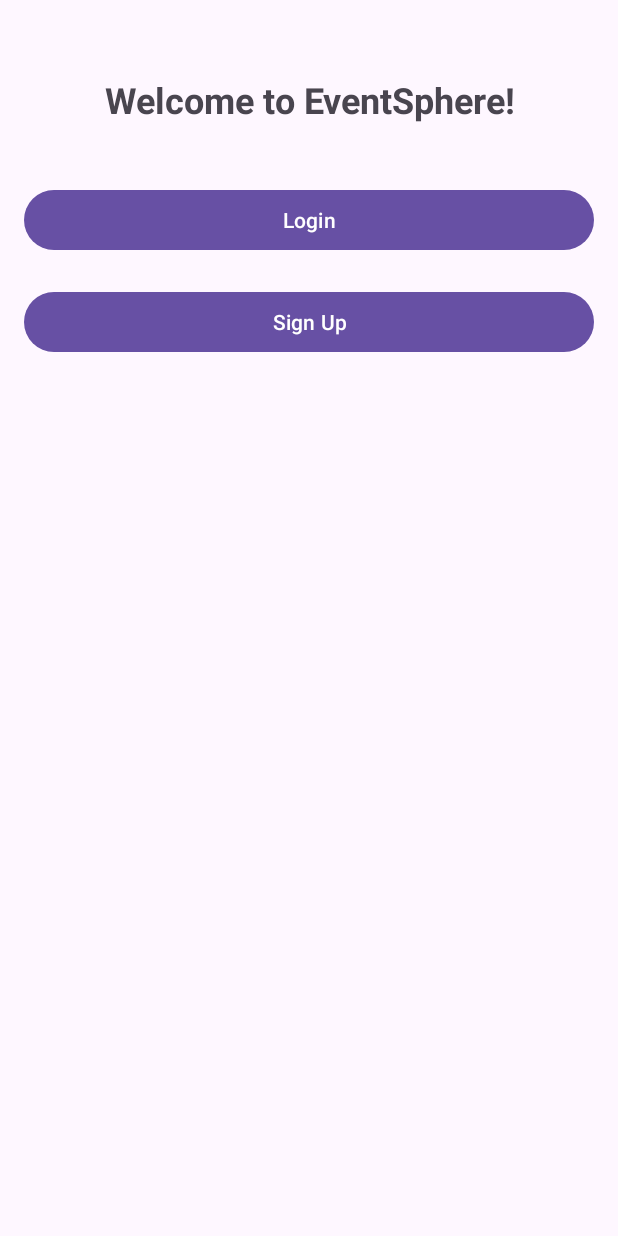
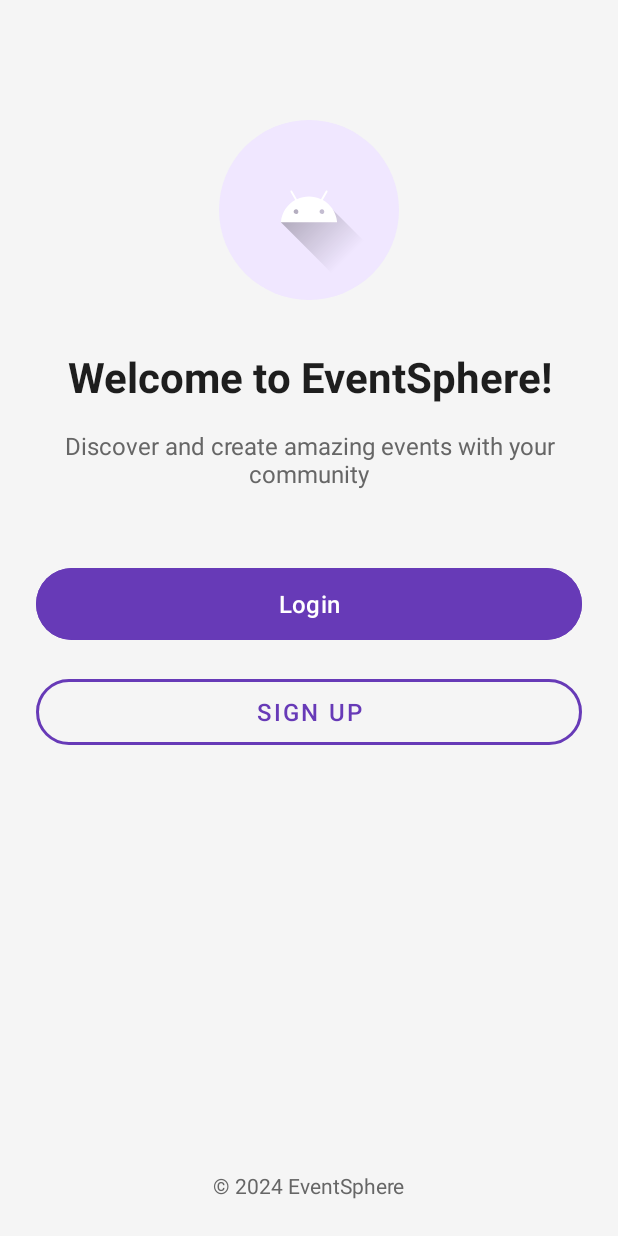
Before and after one commit to arij01/projet-mobile-5eme, an Android app: the screen it shows after launch (MainActivity), on a phone screen of 412 x 824 dp. Run offline under Robolectric (Android 15) with nearby library versions, the light colour scheme and no system bars.

Commit message:
latest updates

```diff
--- a/app/src/main/AndroidManifest.xml
+++ b/app/src/main/AndroidManifest.xml
@@ -2,10 +2,14 @@
 <manifest xmlns:android="http://schemas.android.com/apk/res/android"
     xmlns:tools="http://schemas.android.com/tools">
 
-    <uses-permission android:name="android.permission.READ_EXTERNAL_STORAGE" />
-    <uses-permission android:name="android.permission.READ_MEDIA_IMAGES" android:minSdkVersion="33" />
+    <uses-feature
+        android:name="android.hardware.camera"
+        android:required="false" />
 
-
+    <uses-permission android:name="android.permission.READ_EXTERNAL_STORAGE"
+        android:maxSdkVersion="32" />
+    <uses-permission android:name="android.permission.READ_MEDIA_IMAGES" />
+    <uses-permission android:name="android.permission.CAMERA" />
     <application
         android:allowBackup="true"
         android:dataExtractionRules="@xml/data_extraction_rules"
--- a/app/src/main/java/com/example/eventsphere/ProfileActivity.java
+++ b/app/src/main/java/com/example/eventsphere/ProfileActivity.java
@@ -36,6 +36,7 @@ public class ProfileActivity extends AppCompatActivity {
     private static final int REQUEST_CODE_CAMERA = 101;
     private static final int PERMISSION_REQUEST_CODE = 102;
     private static final int PERMISSION_CODE = 1001;
+
 
 
     private Button uploadImageButton;
--- a/app/src/main/res/drawable/circle_background.xml
+++ b/app/src/main/res/drawable/circle_background.xml
@@ -1,5 +1,5 @@
 <?xml version="1.0" encoding="utf-8"?>
 <shape xmlns:android="http://schemas.android.com/apk/res/android"
     android:shape="oval">
-    <solid android:color="#FFFFFF" />
+    <solid android:color="#F0E7FF" />
 </shape>
--- a/app/src/main/res/layout/activity_main.xml
+++ b/app/src/main/res/layout/activity_main.xml
@@ -1,44 +1,94 @@
 <?xml version="1.0" encoding="utf-8"?>
-<androidx.constraintlayout.widget.ConstraintLayout xmlns:android="http://schemas.android.com/apk/res/android"
+<androidx.constraintlayout.widget.ConstraintLayout
+    xmlns:android="http://schemas.android.com/apk/res/android"
     xmlns:app="http://schemas.android.com/apk/res-auto"
     xmlns:tools="http://schemas.android.com/tools"
     android:layout_width="match_parent"
     android:layout_height="match_parent"
+    android:background="#F5F5F5"
     tools:context=".MainActivity">
+
+    <!-- Logo ImageView -->
+    <ImageView
+        android:id="@+id/logoImageView"
+        android:layout_width="120dp"
+        android:layout_height="120dp"
+        android:layout_marginTop="80dp"
+        android:src="@drawable/ic_launcher_foreground"
+        android:background="@drawable/circle_background"
+        android:padding="16dp"
+        app:layout_constraintEnd_toEndOf="parent"
+        app:layout_constraintStart_toStartOf="parent"
+        app:layout_constraintTop_toTopOf="parent" />
 
     <TextView
         android:id="@+id/welcomeText"
         android:layout_width="wrap_content"
         android:layout_height="wrap_content"
-        android:layout_marginTop="50dp"
+        android:layout_marginTop="32dp"
         android:gravity="center"
         android:text="Welcome to EventSphere!"
-        android:textSize="24sp"
+        android:textColor="#1E1E1E"
+        android:textSize="28sp"
         android:textStyle="bold"
         app:layout_constraintEnd_toEndOf="parent"
         app:layout_constraintStart_toStartOf="parent"
-        app:layout_constraintTop_toTopOf="parent" />
+        app:layout_constraintTop_toBottomOf="@id/logoImageView" />
 
-    <Button
+    <TextView
+        android:id="@+id/subtitleText"
+        android:layout_width="0dp"
+        android:layout_height="wrap_content"
+        android:layout_marginHorizontal="32dp"
+        android:layout_marginTop="16dp"
+        android:gravity="center"
+        android:text="Discover and create amazing events with your community"
+        android:textColor="#666666"
+        android:textSize="16sp"
+        app:layout_constraintEnd_toEndOf="parent"
+        app:layout_constraintStart_toStartOf="parent"
+        app:layout_constraintTop_toBottomOf="@id/welcomeText" />
+
+    <com.google.android.material.button.MaterialButton
         android:id="@+id/loginButton"
         android:layout_width="0dp"
-        android:layout_height="wrap_content"
-        android:layout_marginHorizontal="16dp"
-        android:layout_marginTop="40dp"
+        android:layout_height="56dp"
+        android:layout_marginHorizontal="24dp"
+        android:layout_marginTop="48dp"
         android:text="Login"
+        android:textSize="16sp"
+        app:cornerRadius="28dp"
+        android:backgroundTint="#673AB7"
         app:layout_constraintEnd_toEndOf="parent"
         app:layout_constraintStart_toStartOf="parent"
-        app:layout_constraintTop_toBottomOf="@+id/welcomeText" />
+        app:layout_constraintTop_toBottomOf="@+id/subtitleText" />
 
-    <Button
+    <com.google.android.material.button.MaterialButton
         android:id="@+id/signupButton"
         android:layout_width="0dp"
-        android:layout_height="wrap_content"
-        android:layout_marginHorizontal="16dp"
-        android:layout_marginTop="20dp"
+        android:layout_height="56dp"
+        android:layout_marginHorizontal="24dp"
+        android:layout_marginTop="16dp"
         android:text="Sign Up"
+        android:textSize="16sp"
+        android:textColor="#673AB7"
+        app:cornerRadius="28dp"
+        style="@style/Widget.MaterialComponents.Button.OutlinedButton"
+        app:strokeColor="#673AB7"
+        app:strokeWidth="2dp"
         app:layout_constraintEnd_toEndOf="parent"
         app:layout_constraintStart_toStartOf="parent"
         app:layout_constraintTop_toBottomOf="@+id/loginButton" />
 
+    <TextView
+        android:layout_width="wrap_content"
+        android:layout_height="wrap_content"
+        android:layout_marginBottom="24dp"
+        android:text="© 2024 EventSphere"
+        android:textColor="#666666"
+        android:textSize="14sp"
+        app:layout_constraintBottom_toBottomOf="parent"
+        app:layout_constraintEnd_toEndOf="parent"
+        app:layout_constraintStart_toStartOf="parent" />
+
 </androidx.constraintlayout.widget.ConstraintLayout>
```
